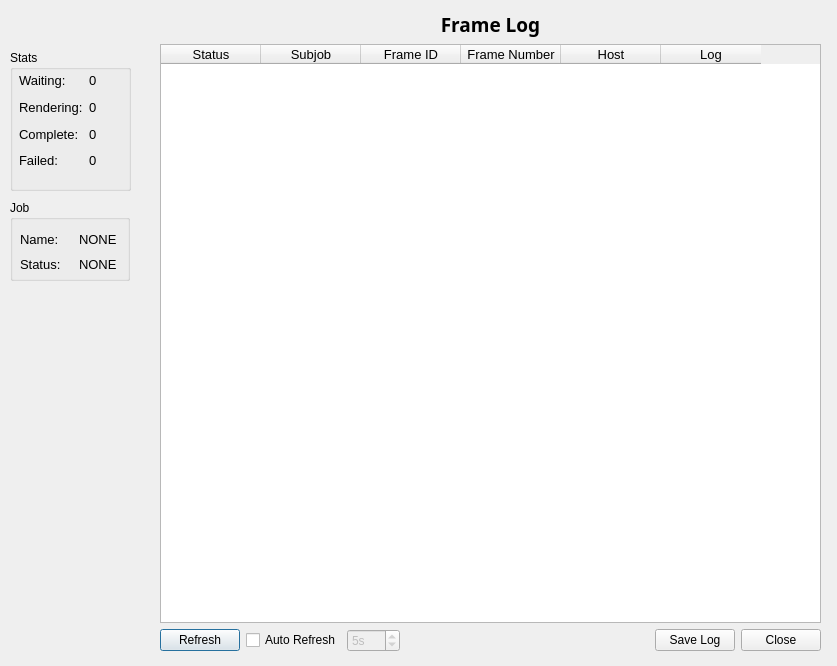
opalmer/pyfarm, file QtDesigner/JobDetails.ui: the form before one commit.
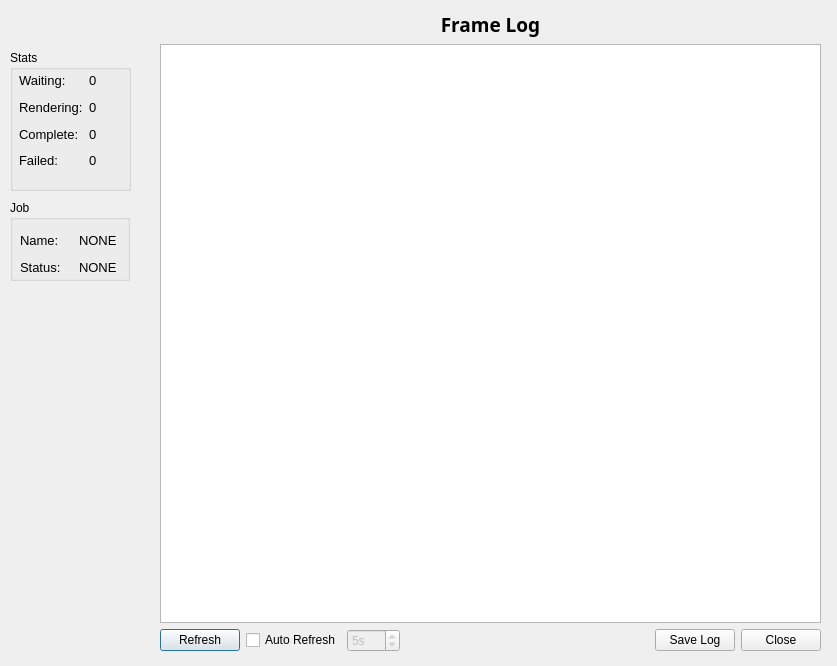
The form after the commit.

Commit message: integrated job details model viewer

The edit to the form file:
```diff
--- a/QtDesigner/JobDetails.ui
+++ b/QtDesigner/JobDetails.ui
@@ -31,10 +31,10 @@
       <x>10</x>
       <y>30</y>
       <width>111</width>
-      <height>44</height>
+      <height>48</height>
      </rect>
     </property>
-    <layout class="QGridLayout" name="gridLayout">
+    <layout class="QGridLayout">
      <item row="0" column="0">
       <widget class="QLabel" name="jobDetails_job_status_label">
        <property name="font">
@@ -224,7 +224,7 @@
      <height>641</height>
     </rect>
    </property>
-   <layout class="QVBoxLayout" name="verticalLayout">
+   <layout class="QVBoxLayout">
     <item>
      <widget class="QLabel" name="label">
       <property name="font">
@@ -244,70 +244,17 @@
      </widget>
     </item>
     <item>
-     <widget class="QTableWidget" name="frameTable">
-      <property name="font">
-       <font>
-        <pointsize>10</pointsize>
-       </font>
-      </property>
+     <widget class="QTableView" name="frameTable">
       <property name="editTriggers">
        <set>QAbstractItemView::NoEditTriggers</set>
       </property>
       <property name="selectionBehavior">
        <enum>QAbstractItemView::SelectRows</enum>
       </property>
-      <column>
-       <property name="text">
-        <string>Status</string>
-       </property>
-       <property name="textAlignment">
-        <set>AlignHCenter|AlignVCenter|AlignCenter</set>
-       </property>
-      </column>
-      <column>
-       <property name="text">
-        <string>Subjob</string>
-       </property>
-       <property name="textAlignment">
-        <set>AlignHCenter|AlignVCenter|AlignCenter</set>
-       </property>
-      </column>
-      <column>
-       <property name="text">
-        <string>Frame ID</string>
-       </property>
-       <property name="textAlignment">
-        <set>AlignHCenter|AlignVCenter|AlignCenter</set>
-       </property>
-      </column>
-      <column>
-       <property name="text">
-        <string>Frame Number</string>
-       </property>
-       <property name="textAlignment">
-        <set>AlignHCenter|AlignVCenter|AlignCenter</set>
-       </property>
-      </column>
-      <column>
-       <property name="text">
-        <string>Host</string>
-       </property>
-       <property name="textAlignment">
-        <set>AlignHCenter|AlignVCenter|AlignCenter</set>
-       </property>
-      </column>
-      <column>
-       <property name="text">
-        <string>Log</string>
-       </property>
-       <property name="textAlignment">
-        <set>AlignHCenter|AlignVCenter|AlignCenter</set>
-       </property>
-      </column>
      </widget>
     </item>
     <item>
-     <layout class="QHBoxLayout" name="horizontalLayout">
+     <layout class="QHBoxLayout">
       <item>
        <widget class="QPushButton" name="refreshNow">
         <property name="text">
@@ -342,7 +289,7 @@
        </widget>
       </item>
       <item>
-       <spacer name="horizontalSpacer">
+       <spacer>
         <property name="orientation">
          <enum>Qt::Horizontal</enum>
         </property>
```
Left out of the diff: 2 changed lines with no effect on the pictures. The commit also changes 4 other files.
